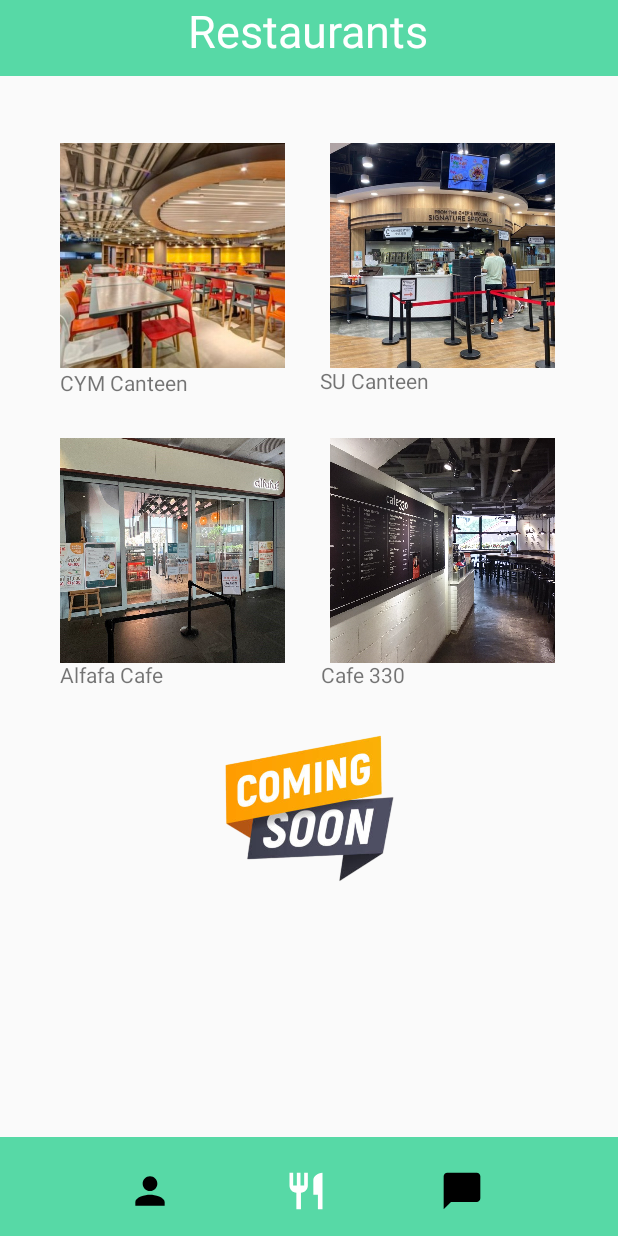
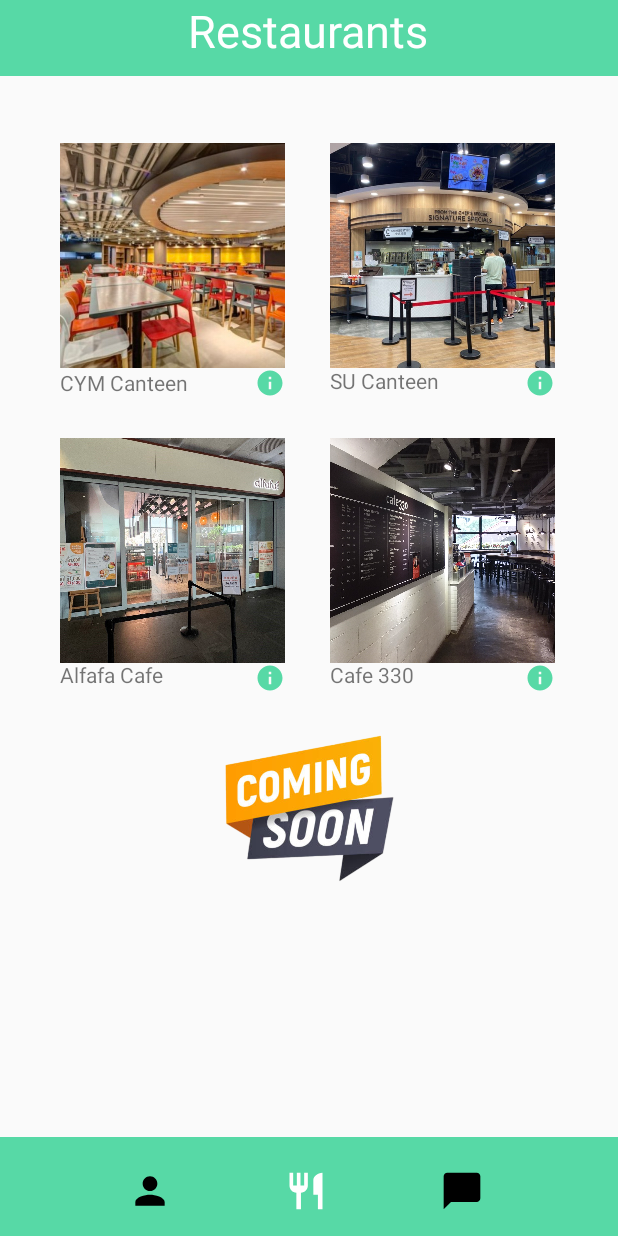
Before and after one commit to timmychan823/comp3330project, an Android app built with Jetpack Compose: the Restaurant screen opened directly, with no data from a screen before it, on a phone screen of 412 x 824 dp. Run offline under Robolectric (Android 15) with nearby library versions, the phone set to English and light mode, and no system bars.

Commit message:
now fixing the ui problem related to TimeslotsActivity

```diff
--- a/app/build.gradle.kts
+++ b/app/build.gradle.kts
@@ -9,7 +9,7 @@ android {
 
     defaultConfig {
         applicationId = "com.example.ricelegfinder"
-        minSdk = 24
+        minSdk =30
         targetSdk = 34
         versionCode = 1
         versionName = "1.0"
--- a/app/src/main/java/com/example/ricelegfinder/Restaurant.kt
+++ b/app/src/main/java/com/example/ricelegfinder/Restaurant.kt
@@ -1,8 +1,11 @@
 package com.example.ricelegfinder
 
 import android.content.Intent
+import android.os.Build
 import androidx.appcompat.app.AppCompatActivity
 import android.os.Bundle
+import android.service.autofill.FieldClassification.Match
+import android.widget.ImageView
 import androidx.activity.ComponentActivity
 import androidx.appcompat.widget.AppCompatImageView
 
@@ -13,7 +16,8 @@ class Restaurant : ComponentActivity() {
 
         val profileNavButtonRestaurant: AppCompatImageView = findViewById(R.id.profileNavButtonRestaurant)
         val chatNavButtonRestaurant: AppCompatImageView = findViewById(R.id.chatNavButtonRestaurant)
-
+        val cymcanteen_button: AppCompatImageView = findViewById(R.id.cymcanteen_button)
+        val cymcanteen_image: ImageView = findViewById(R.id.cymcanteen_image)
 
         profileNavButtonRestaurant.setOnClickListener{
             val intent = Intent(this@Restaurant, Profile::class.java)
@@ -28,6 +32,19 @@ class Restaurant : ComponentActivity() {
             startActivityIfNeeded(intent,0)
             overridePendingTransition(0,0)
         }
+        cymcanteen_button.setOnClickListener{
+            val intent = Intent(this@Restaurant, restaurant_cym::class.java)
+            intent.setFlags(Intent.FLAG_ACTIVITY_REORDER_TO_FRONT)
+            startActivityIfNeeded(intent,0)
+
+
+        }
+        cymcanteen_image.setOnClickListener{
+            val intent = Intent(this@Restaurant, MatchActivity::class.java)
+            intent.putExtra("rname","CYM Canteen")
+            intent.setFlags(Intent.FLAG_ACTIVITY_REORDER_TO_FRONT)
+            startActivityIfNeeded(intent,0)
+        }
 
 
 
--- /dev/null
+++ b/app/src/main/res/drawable/info.xml
@@ -0,0 +1,5 @@
+<vector android:height="24dp" android:tint="#000000"
+    android:viewportHeight="24" android:viewportWidth="24"
+    android:width="24dp" xmlns:android="http://schemas.android.com/apk/res/android">
+    <path android:fillColor="#57D9A6" android:pathData="M12,2C6.48,2 2,6.48 2,12s4.48,10 10,10 10,-4.48 10,-10S17.52,2 12,2zM13,17h-2v-6h2v6zM13,9h-2L11,7h2v2z"/>
+</vector>
--- a/app/src/main/res/layout/activity_restaurant.xml
+++ b/app/src/main/res/layout/activity_restaurant.xml
@@ -12,9 +12,49 @@
         tools:layout_editor_absoluteX="-1dp"
         tools:layout_editor_absoluteY="224dp">
 
+        <androidx.appcompat.widget.AppCompatImageView
+            android:id="@+id/cymcanteen_button"
+            android:layout_width="20sp"
+            android:layout_height="20sp"
+            android:src="@drawable/info"
+            app:layout_constraintTop_toBottomOf="@+id/cymcanteen_image"
+            app:layout_constraintEnd_toEndOf="@id/cymcanteen_image"
+            android:tint="#57D9A6">
+
+        </androidx.appcompat.widget.AppCompatImageView>
+        <androidx.appcompat.widget.AppCompatImageView
+            android:id="@+id/sucanteen_button"
+            android:layout_width="20sp"
+            android:layout_height="20sp"
+            android:src="@drawable/info"
+            app:layout_constraintTop_toBottomOf="@+id/sucanteen_image"
+            app:layout_constraintEnd_toEndOf="@id/sucanteen_image"
+            android:tint="#57D9A6">
+
+        </androidx.appcompat.widget.AppCompatImageView>
+        <androidx.appcompat.widget.AppCompatImageView
+            android:id="@+id/alfafacafe_button"
+            android:layout_width="20sp"
+            android:layout_height="20sp"
+            android:src="@drawable/info"
+            app:layout_constraintTop_toBottomOf="@+id/alfafacafe_image"
+            app:layout_constraintEnd_toEndOf="@id/alfafacafe_image"
+            android:tint="#57D9A6">
+
+        </androidx.appcompat.widget.AppCompatImageView>
+        <androidx.appcompat.widget.AppCompatImageView
+            android:id="@+id/cafe330_button"
+            android:layout_width="20sp"
+            android:layout_height="20sp"
+            android:src="@drawable/info"
+            app:layout_constraintTop_toBottomOf="@+id/cafe330_image"
+            app:layout_constraintEnd_toEndOf="@id/cafe330_image"
+            android:tint="#57D9A6">
+
+        </androidx.appcompat.widget.AppCompatImageView>
 
         <ImageView
-            android:id="@+id/imageView11"
+            android:id="@+id/cafe330_image"
             android:layout_width="150dp"
             android:layout_height="150dp"
             android:layout_marginStart="220dp"
@@ -27,7 +67,7 @@
             app:layout_constraintTop_toTopOf="@+id/topProfileBar" />
 
         <ImageView
-            android:id="@+id/imageView1"
+            android:id="@+id/alfafacafe_image"
             android:layout_width="150dp"
             android:layout_height="150dp"
             android:layout_marginStart="40dp"
@@ -37,7 +77,7 @@
             app:layout_constraintTop_toTopOf="@+id/topProfileBar" />
 
         <TextView
-            android:id="@+id/textView5"
+            android:id="@+id/cymcanteen_text"
             android:layout_width="150dp"
             android:layout_height="25dp"
             android:layout_marginStart="40dp"
@@ -49,7 +89,7 @@
             app:layout_constraintTop_toTopOf="@+id/topProfileBar" />
 
         <TextView
-            android:id="@+id/textView10"
+            android:id="@+id/alfafacafe_text"
             android:layout_width="150dp"
             android:layout_height="25dp"
             android:layout_marginStart="40dp"
@@ -61,7 +101,7 @@
             app:layout_constraintTop_toTopOf="@+id/topProfileBar" />
 
         <ImageView
-            android:id="@+id/imageView5"
+            android:id="@+id/sucanteen_image"
             android:layout_width="150dp"
             android:layout_height="150dp"
             android:layout_marginStart="220dp"
@@ -74,7 +114,7 @@
             app:layout_constraintTop_toTopOf="@+id/topProfileBar" />
 
         <ImageView
-            android:id="@+id/imageView6"
+            android:id="@+id/cymcanteen_image"
             android:layout_width="150dp"
             android:layout_height="150dp"
             android:layout_marginStart="40dp"
@@ -166,27 +206,26 @@
             app:layout_constraintTop_toTopOf="@+id/topProfileBar" />
 
         <TextView
-            android:id="@+id/textView4"
+            android:id="@+id/sucanteen_text"
             android:layout_width="150dp"
             android:layout_height="25dp"
             android:layout_marginTop="244dp"
             android:layout_marginEnd="40dp"
             android:text="SU Canteen"
-            app:layout_constraintEnd_toEndOf="parent"
-            app:layout_constraintHorizontal_bias="0.96"
-            app:layout_constraintStart_toStartOf="parent"
+
+
+            app:layout_constraintStart_toStartOf="@+id/sucanteen_image"
             app:layout_constraintTop_toTopOf="@+id/topProfileBar" />
 
         <TextView
-            android:id="@+id/textView9"
+            android:id="@+id/cafe330_text"
             android:layout_width="150dp"
             android:layout_height="25dp"
             android:layout_marginTop="440dp"
             android:layout_marginEnd="40dp"
             android:text="Cafe 330"
-            app:layout_constraintEnd_toEndOf="parent"
-            app:layout_constraintHorizontal_bias="0.964"
-            app:layout_constraintStart_toStartOf="parent"
+
+            app:layout_constraintStart_toStartOf="@+id/cafe330_image"
             app:layout_constraintTop_toTopOf="@+id/topProfileBar" /><![CDATA[
 
         />
```
Also changed, not shown: app/src/main/AndroidManifest.xml (+11 -2 lines), app/src/main/java/com/example/ricelegfinder/MatchActivity.kt (added, +33 -0 lines), app/src/main/java/com/example/ricelegfinder/MatchmenuActivity.kt (added, +111 -0 lines), app/src/main/java/com/example/ricelegfinder/TimeslotActivity.kt (added, +47 -0 lines), app/src/main/java/com/example/ricelegfinder/restaurant_cym.kt (added, +24 -0 lines), app/src/main/res/layout/activity_restaurant_cym.xml (added, +199 -0 lines), app/src/main/res/layout/match.xml (added, +18 -0 lines), app/src/main/res/layout/match_list_item.xml (added, +22 -0 lines), app/src/main/res/layout/matchmenu.xml (added, +33 -0 lines), app/src/main/res/layout/timeslot.xml (added, +45 -0 lines).
